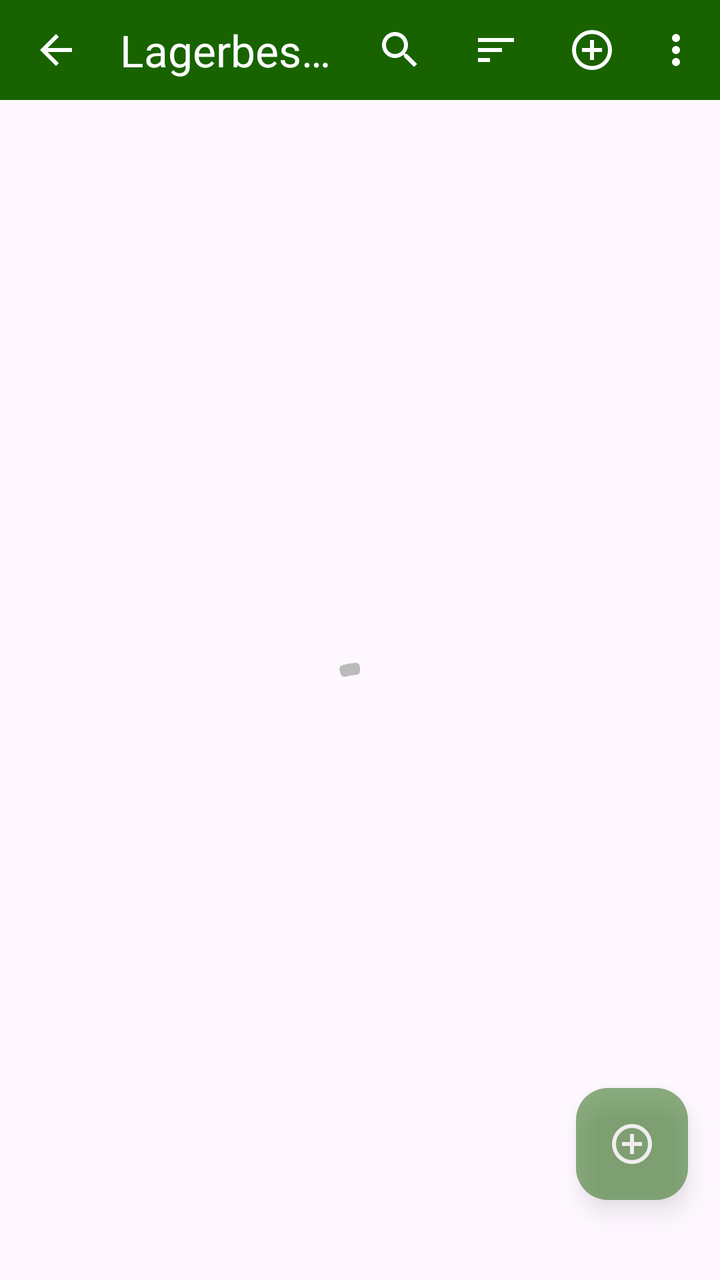
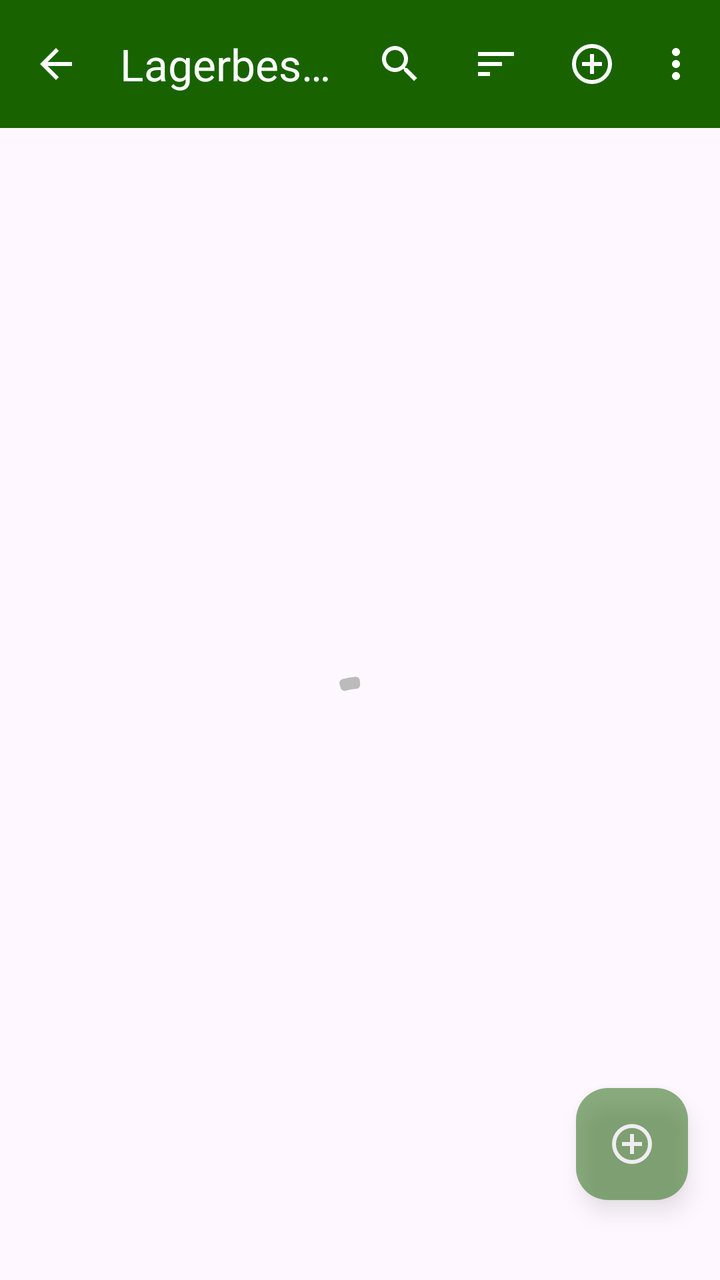

Screens rendered from an Android XML layout before and after an edit, with the pre-edit source and the edit as a unified diff.
<!-- AndroidManifest.xml: application theme Theme.VorratsuebersichtNeu -->
<!-- res/layout/storage_item_list.xml -->
<?xml version="1.0" encoding="utf-8"?>
<androidx.coordinatorlayout.widget.CoordinatorLayout xmlns:android="http://schemas.android.com/apk/res/android"
    xmlns:tools="http://schemas.android.com/tools"
    xmlns:app="http://schemas.android.com/apk/res-auto"
    android:id="@+id/StorageItemList_RootLayout"
    android:layout_width="match_parent"
    android:layout_height="match_parent"
    android:fitsSystemWindows="true"
    tools:context=".StorageItemListActivity">

    <LinearLayout
        android:layout_width="match_parent"
        android:layout_height="match_parent"
        android:orientation="vertical">

        <com.google.android.material.appbar.MaterialToolbar
            android:id="@+id/StorageItemList_AppBar"
            app:title="@string/StorageItem_Title"
            app:titleTextColor="@color/Application_ActionBar_TextColor"
            app:subtitleTextColor="@color/Application_ActionBar_TextColor2"
            android:layout_width="match_parent"
            android:layout_height="@dimen/app_bar_height"
            android:background="@color/Application_ActionBar_Background"
            app:navigationIconTint="@color/Application_ActionBar_TextColor"
            app:navigationIcon="@drawable/arrow_back_24px"
            app:iconTint="@color/Application_ActionBar_TextColor"
            app:menu="@menu/storage_item_list_menu"  />

        
        <LinearLayout
            android:id="@+id/StorageItemList_SelectStorageSection"
            android:orientation="horizontal"
            android:layout_width="fill_parent"
            android:layout_height="wrap_content"
            android:visibility="invisible" >
            <TextView
                android:id="@+id/StorageItemList_TextStorage"
                android:layout_width="wrap_content"
                android:layout_height="wrap_content"
                android:padding="5dp"
                android:textSize="20sp"
                android:text="@string/StorageItem_Storage" />
            <Spinner
                android:id="@+id/StorageItemList_Storages"
                android:layout_width="fill_parent"
                android:layout_height="wrap_content"
                android:padding="10dp" />

        </LinearLayout>

        <LinearLayout
            android:id="@+id/StorageItemList_LoadingIndicator"
            android:gravity="center"
            android:layout_width="match_parent"
            android:layout_height="match_parent">

            <com.google.android.material.progressindicator.CircularProgressIndicator
                android:layout_width="64dp"
                android:layout_height="64dp"
                android:indeterminate="true"
                app:indicatorSize="64dp"
                app:trackThickness="6dp"/>
        </LinearLayout>

        <androidx.swiperefreshlayout.widget.SwipeRefreshLayout
            android:id="@+id/StorageItemView_SwipeRefreshLayout"
            android:layout_width="match_parent"
            android:layout_height="0dp"
            android:layout_weight="1">

            
            <androidx.recyclerview.widget.RecyclerView
                android:id="@+id/StorageItemView"
                android:layout_width="match_parent"
                android:layout_height="0dp"
                android:visibility="visible"
                android:layout_weight="1" />

        </androidx.swiperefreshlayout.widget.SwipeRefreshLayout>

        
        <TextView
            android:id="@+id/StorageItemList_Footer"
            android:layout_width="match_parent"
            android:layout_height="wrap_content"
            android:textColor="@color/Footer_Color"
            android:background="@color/Footer_Background"
            android:textSize="15sp"
            android:padding="5dp" />

    </LinearLayout>

    <com.google.android.material.floatingactionbutton.FloatingActionButton
        android:id="@+id/StorageItemList_FAB_Add"
        android:layout_width="wrap_content"
        android:layout_height="wrap_content"
        android:layout_gravity="bottom|end"
        android:layout_marginEnd="16dp"
        android:layout_marginBottom="40dp"
        android:alpha="0.5"
        app:srcCompat="@drawable/add_circle_24px"
        app:tint="@color/Application_ActionBar_TextColor"
        app:backgroundTint="@color/Application_ActionBar_Background"
        android:contentDescription="@string/StorageItemList_Menu_Add" />

</androidx.coordinatorlayout.widget.CoordinatorLayout>
<!-- resources referenced by this layout -->
<resources>
  <color name="Application_ActionBar_Background">#186300</color>
  <color name="Application_ActionBar_TextColor">#FFFFFF</color>
  <color name="Application_ActionBar_TextColor2">#BBBBBB</color>
  <color name="Footer_Background" type="color">#444444</color>
  <color name="Footer_Color" type="color">#BBBBBB</color>
  <dimen name="app_bar_height">50dp</dimen>
  <!-- drawable add_circle_24px (drawable) -->
  <vector xmlns:android="http://schemas.android.com/apk/res/android"
      android:width="24dp"
      android:height="24dp"
      android:viewportWidth="960"
      android:viewportHeight="960"
      android:tint="?attr/colorControlNormal">
    <path
        android:fillColor="@android:color/white"
        android:pathData="M440,680L520,680L520,520L680,520L680,440L520,440L520,280L440,280L440,440L280,440L280,520L440,520L440,680ZM480,880Q397,880 324,848.5Q251,817 197,763Q143,709 111.5,636Q80,563 80,480Q80,397 111.5,324Q143,251 197,197Q251,143 324,111.5Q397,80 480,80Q563,80 636,111.5Q709,143 763,197Q817,251 848.5,324Q880,397 880,480Q880,563 848.5,636Q817,709 763,763Q709,817 636,848.5Q563,880 480,880ZM480,800Q614,800 707,707Q800,614 800,480Q800,346 707,253Q614,160 480,160Q346,160 253,253Q160,346 160,480Q160,614 253,707Q346,800 480,800ZM480,480Q480,480 480,480Q480,480 480,480Q480,480 480,480Q480,480 480,480Q480,480 480,480Q480,480 480,480Q480,480 480,480Q480,480 480,480Z"/>
  </vector>
  <!-- drawable arrow_back_24px (drawable) -->
  <vector xmlns:android="http://schemas.android.com/apk/res/android"
      android:width="24dp"
      android:height="24dp"
      android:viewportWidth="960"
      android:viewportHeight="960"
      android:tint="?attr/colorControlNormal"
      android:autoMirrored="true">
    <path
        android:fillColor="@android:color/white"
        android:pathData="M313,520L537,744L480,800L160,480L480,160L537,216L313,440L800,440L800,520L313,520Z"/>
  </vector>
  <string name="StorageItemList_Menu_Add">Artikel hinzufügen</string>
  <string name="StorageItem_Storage">Lager:</string>
  <string name="StorageItem_Title">Lagerbestand</string>
  <style name="Theme.VorratsuebersichtNeu" parent="Base.Theme.VorratsuebersichtNeu" />
  <style name="Base.Theme.VorratsuebersichtNeu" parent="Theme.Material3.DayNight.NoActionBar">
          
      </style>
</resources>

<!-- the commit's change to res/layout/storage_item_list.xml (unified diff, before → after) -->
@@ -19,7 +19,8 @@
             app:titleTextColor="@color/Application_ActionBar_TextColor"
             app:subtitleTextColor="@color/Application_ActionBar_TextColor2"
             android:layout_width="match_parent"
-            android:layout_height="@dimen/app_bar_height"
+            android:layout_height="wrap_content"
+            android:minHeight="?attr/actionBarSize"
             android:background="@color/Application_ActionBar_Background"
             app:navigationIconTint="@color/Application_ActionBar_TextColor"
             app:navigationIcon="@drawable/arrow_back_24px"
<!-- resource entries referenced after the edit -->
@@ -5,7 +5,6 @@
   <color name="Application_ActionBar_TextColor2">#BBBBBB</color>
   <color name="Footer_Background" type="color">#444444</color>
   <color name="Footer_Color" type="color">#BBBBBB</color>
-  <dimen name="app_bar_height">50dp</dimen>
   <!-- drawable add_circle_24px (drawable) -->
   <vector xmlns:android="http://schemas.android.com/apk/res/android"
       android:width="24dp"
